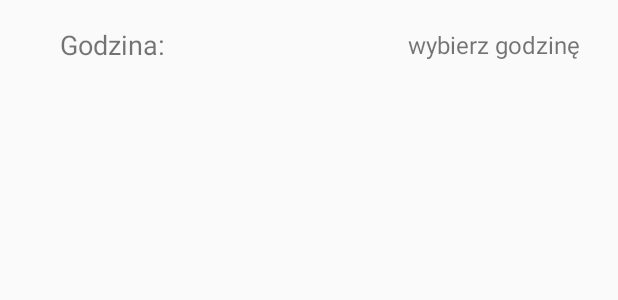
After one commit to krzysztofrutana/Przypominajka, an Android app: the layout fragment_setting.xml on its own in the app's theme, with its tools: preview values and no code run, on a phone screen of 412 x 824 dp. The commit adds this screen. Shown: the top 300 px of the screen. Run offline under Robolectric (Android 15) with nearby library versions, the phone set to English and light mode, and no system bars.

Commit message:
Add setting window with field to set default time for reminder (in future will be more settings, like backup etc.). Create new table to save settings value and add information about event alert time in events table.

```diff
--- /dev/null
+++ b/app/src/main/res/layout/fragment_setting.xml
@@ -0,0 +1,65 @@
+<?xml version="1.0" encoding="utf-8"?>
+<FrameLayout xmlns:android="http://schemas.android.com/apk/res/android"
+    xmlns:tools="http://schemas.android.com/tools"
+    android:layout_width="match_parent"
+    android:layout_height="match_parent"
+    tools:context=".fragments.settings.SettingFragment">
+
+    <LinearLayout
+        android:layout_width="match_parent"
+        android:layout_height="match_parent"
+        android:orientation="vertical"
+        android:padding="10dp">
+
+        <LinearLayout
+            android:layout_width="match_parent"
+            android:layout_height="wrap_content"
+            android:minHeight="50dp"
+            android:orientation="horizontal"
+            android:paddingBottom="10dp">
+
+            <TextView
+                android:layout_width="wrap_content"
+                android:layout_height="wrap_content"
+                android:layout_gravity="center_vertical|center_horizontal"
+                android:paddingLeft="30dp"
+                android:text="@string/time_word"
+                android:textSize="18sp"
+                android:paddingStart="30dp"
+                tools:ignore="RtlSymmetry" />
+
+
+            <androidx.constraintlayout.widget.ConstraintLayout
+                android:layout_width="match_parent"
+                android:layout_height="wrap_content"
+                android:paddingEnd="10dp"
+                android:paddingRight="10dp"
+                tools:ignore="RtlSymmetry"
+                android:layout_gravity="center_vertical|center_horizontal">
+
+
+                <TextView
+                    android:id="@+id/textSettingsDefaultTime"
+                    android:layout_width="match_parent"
+                    android:layout_height="wrap_content"
+                    android:layout_marginStart="3dp"
+                    android:layout_marginLeft="3dp"
+                    android:layout_marginEnd="5dp"
+                    android:layout_marginRight="5dp"
+                    android:layout_weight="1"
+                    android:gravity="end"
+                    android:paddingStart="15dp"
+                    android:paddingLeft="15dp"
+                    android:text="@string/set_time_text"
+                    android:textSize="16sp"
+                    android:visibility="visible"
+                    tools:ignore="MissingConstraints" />
+            </androidx.constraintlayout.widget.ConstraintLayout>
+
+
+        </LinearLayout>
+
+
+    </LinearLayout>
+
+</FrameLayout>
```
Also changed, not shown: app/src/main/AndroidManifest.xml (+15 -4 lines), app/src/main/java/com/example/przypominajka/activities/MainActivity.java (+20 -0 lines), app/src/main/java/com/example/przypominajka/databases/PrzypominajkaDatabaseHelper.java (+50 -15 lines), app/src/main/java/com/example/przypominajka/fragments/settings/SettingFragment.java (added, +88 -0 lines), app/src/main/res/menu/drawer_menu.xml (+9 -0 lines), app/src/main/res/values/strings.xml (+16 -0 lines).
